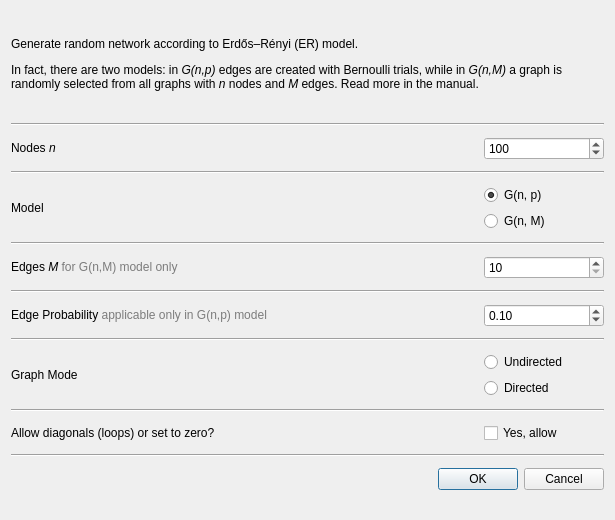
socnetv/app, file src/forms/dialogranderdosrenyi.ui: the form before one commit.
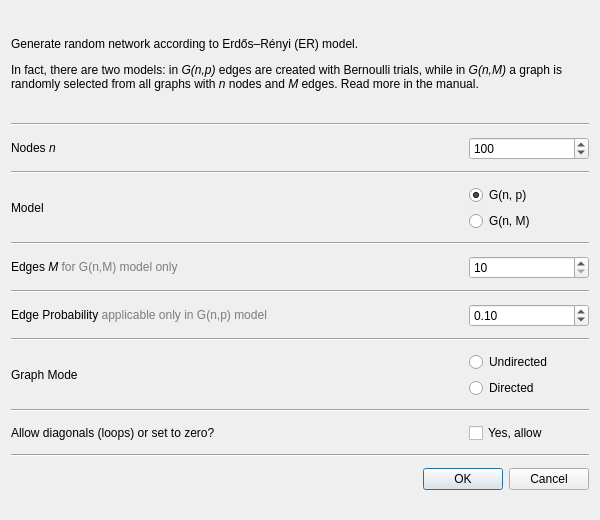
The form after the commit.

```diff
--- a/src/forms/dialogranderdosrenyi.ui
+++ b/src/forms/dialogranderdosrenyi.ui
@@ -6,7 +6,7 @@
    <rect>
     <x>0</x>
     <y>0</y>
-    <width>615</width>
+    <width>600</width>
     <height>520</height>
    </rect>
   </property>
@@ -18,16 +18,10 @@
   </property>
   <property name="minimumSize">
    <size>
-    <width>615</width>
+    <width>600</width>
     <height>520</height>
    </size>
   </property>
-  <property name="maximumSize">
-   <size>
-    <width>800</width>
-    <height>600</height>
-   </size>
-  </property>
   <property name="windowTitle">
    <string>Erdős–Rényi network generator</string>
   </property>
```
Left out of the diff: 26 changed lines with no effect on the pictures.
